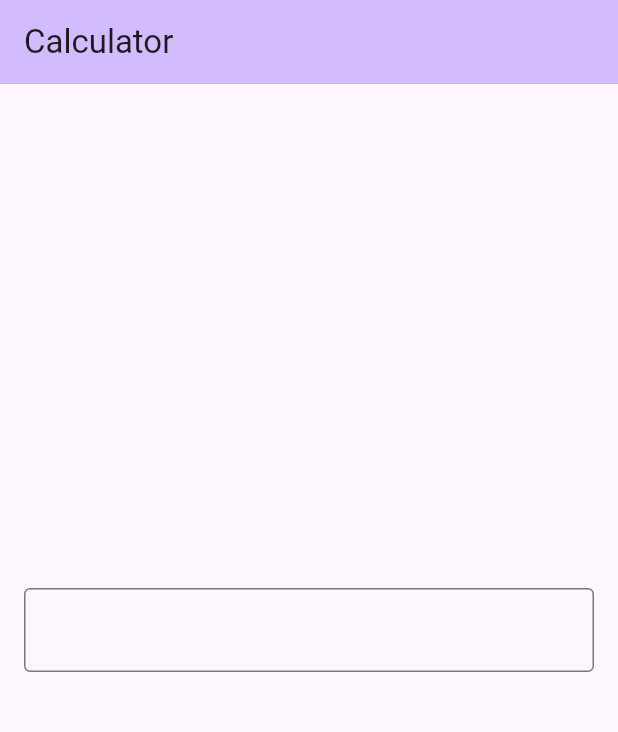
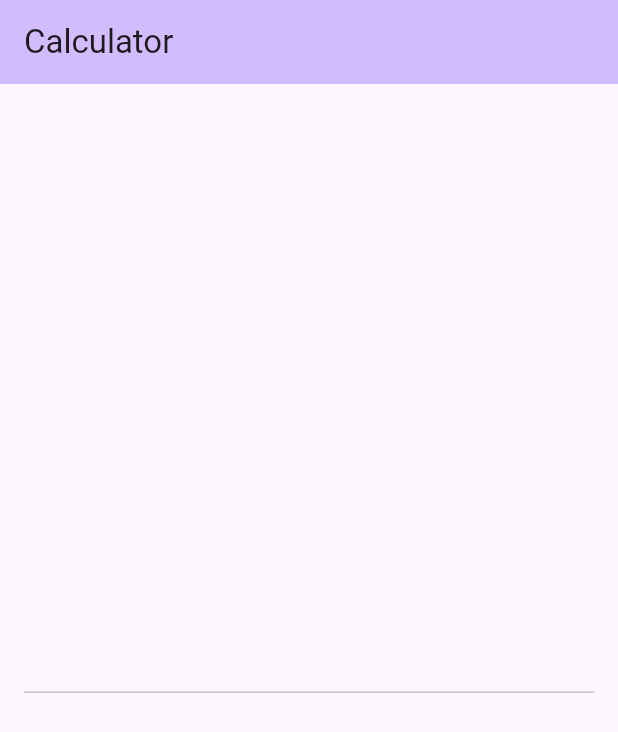
Before and after one commit to rasmey129/calculatorapp, a Flutter app: the screen it shows after launch, on a phone screen of 412 x 824 dp. Shown: the top 732 px of the screen. Run offline on Flutter 3.47's test engine with Material 3 defaults, Android fonts, the phone set to English and light mode, and no system bars.

Commit message:
logic for the button rows

```diff
--- a/lib/main.dart
+++ b/lib/main.dart
@@ -85,20 +85,30 @@ class _MyHomePageState extends State<MyHomePage> {
           padding: const EdgeInsets.all(16.0),
           child: Column(
             mainAxisAlignment: MainAxisAlignment.center,
-            children: <Widget>[
-              TextField(
-                controller:controller,
-                decoration: InputDecoration(
-                  border: OutlineInputBorder(),
-                  hintText: '',
+            children:[
+              Container(
+                alignment: Alignment.centerRight,
+                child: Text(display ,style: TextStyle(fontSize: 30),
                 ),
               ),
-              const SizedBox(height: 20),
-              SizedBox(height: 20,)
-            ],
+              Expanded(child: Divider(),)
+            ]
+
           ),
         ),
       ),
     );
   }
+
+  Widget buildButtonRows(List<String> button){
+    return Row(
+      mainAxisAlignment: MainAxisAlignment.spaceEvenly,
+      children: button.map((label){
+        return buildButton(label);
+      }).toList(),
+    );
+  }
+  Widget buildButton(String label){
+    return Expanded (child: Padding(padding: const EdgeInsets.all(8.0),child: ElevatedButton(onPressed: () => ButtonClick(label), child: Text(label, style: TextStyle(fontSize: 20),)),),)
+  }
 }
```
